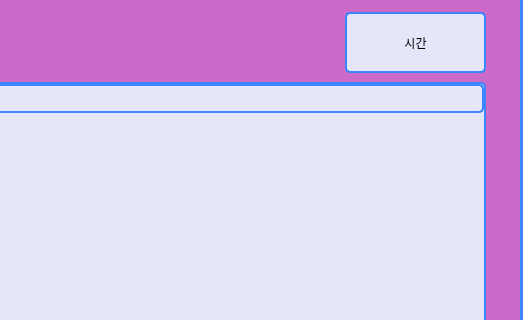
First picture: the form in student.ui, repository imgeunyeong/IOT-AI-project, before the edit; both pictures show x 397 to 920 and y 0 to 320 of the 920 by 704 pixel window.
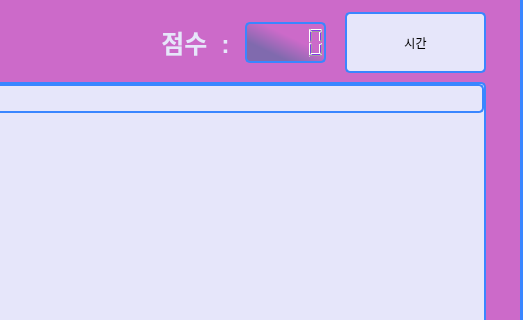
Second picture: the form after the edit. The open tabs and pages were chosen to show the change.

Commit message: 퀴즈 답 맞추면 점수 주는것까지 추가

The edit to the form file:
```diff
--- a/student.ui
+++ b/student.ui
@@ -23,6 +23,11 @@
       <height>721</height>
      </rect>
     </property>
+    <property name="font">
+     <font>
+      <pointsize>11</pointsize>
+     </font>
+    </property>
     <property name="styleSheet">
      <string notr="true">color: rgb(131, 56, 236);
 	background-color: qlineargradient(spread:pad, x1:0.125, y1:0.892227, x2:0.865, y2:0.130727, stop:0.208333 rgba(128, 106, 174, 255), stop:0.645833 rgba(204, 106, 201, 255));
@@ -531,6 +536,46 @@
        <string>시작</string>
       </property>
      </widget>
+     <widget class="QLCDNumber" name="lcdNumber">
+      <property name="geometry">
+       <rect>
+        <x>650</x>
+        <y>30</y>
+        <width>81</width>
+        <height>41</height>
+       </rect>
+      </property>
+     </widget>
+     <widget class="QLabel" name="label_4">
+      <property name="geometry">
+       <rect>
+        <x>560</x>
+        <y>30</y>
+        <width>81</width>
+        <height>41</height>
+       </rect>
+      </property>
+      <property name="font">
+       <font>
+        <pointsize>19</pointsize>
+        <weight>75</weight>
+        <bold>true</bold>
+       </font>
+      </property>
+      <property name="styleSheet">
+       <string notr="true">border-color: #00ff0000;background-color: #00ff0000;
+color:lavender;</string>
+      </property>
+      <property name="frameShape">
+       <enum>QFrame::NoFrame</enum>
+      </property>
+      <property name="text">
+       <string>점수  :</string>
+      </property>
+      <property name="alignment">
+       <set>Qt::AlignCenter</set>
+      </property>
+     </widget>
     </widget>
     <widget class="QWidget" name="page_4">
      <widget class="QPushButton" name="back_button_3">
```
Left out of the diff: 14 changed lines with no effect on the pictures. The commit also changes 2 other files.
